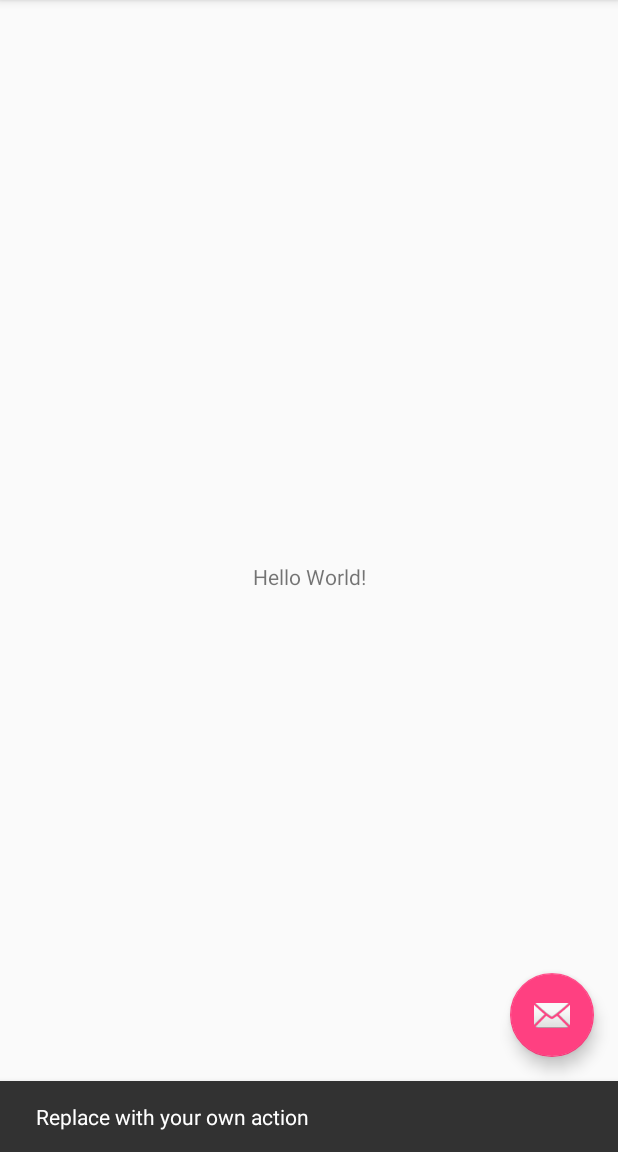
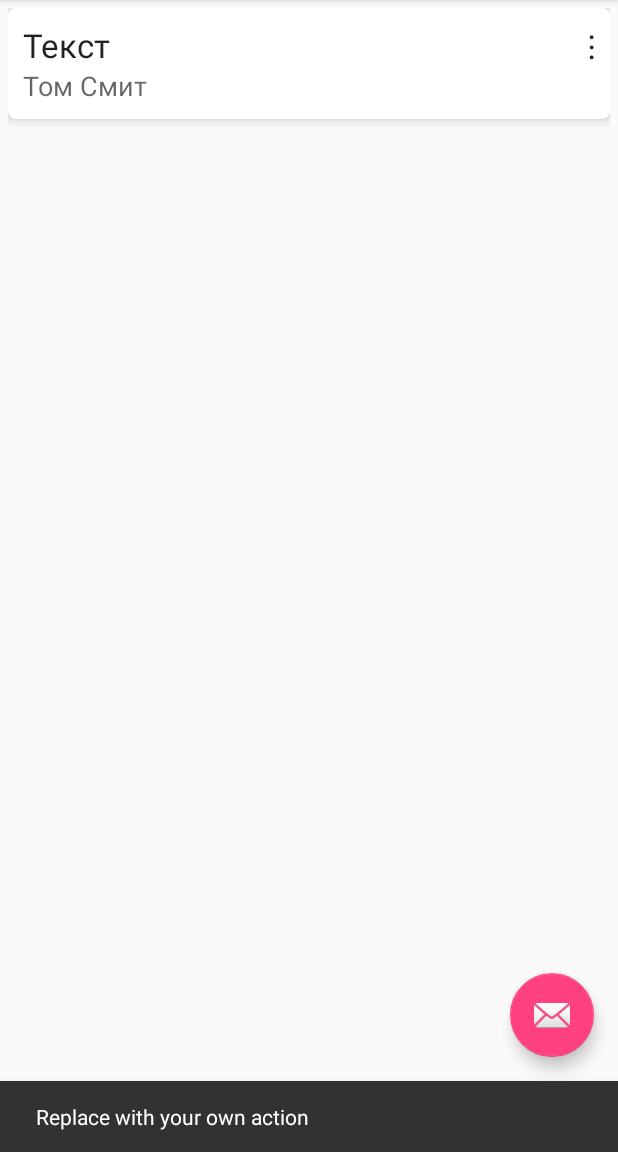
Before and after one commit to ultimatum424/NewTodoList, an Android app: the screen it shows after launch (MainActivity), after a tap on an icon or button, on a phone screen of 412 x 824 dp, the part 84-1236 px from its top. Run offline under Robolectric (Android 15) with nearby library versions, the phone set to English and light mode, and no system bars.

Commit message:
Add Adapter for List

```diff
--- a/app/build.gradle
+++ b/app/build.gradle
@@ -26,6 +26,8 @@ dependencies {
     })
     compile 'com.android.support:appcompat-v7:25.3.0'
     compile 'com.android.support.constraint:constraint-layout:1.0.2'
+    compile 'com.android.support:cardview-v7:21.0.+'
+    compile 'com.android.support:recyclerview-v7:21.0.+'
     compile 'com.android.support:design:25.3.0'
     testCompile 'junit:junit:4.12'
 }
--- a/app/src/main/AndroidManifest.xml
+++ b/app/src/main/AndroidManifest.xml
@@ -19,6 +19,7 @@
                 <category android:name="android.intent.category.LAUNCHER" />
             </intent-filter>
         </activity>
+        <activity android:name=".UserActivity"></activity>
     </application>
 
 </manifest>
--- a/app/src/main/java/com/example/ultim/newtodolist/DataBase/DatabaseAdapter.java
+++ b/app/src/main/java/com/example/ultim/newtodolist/DataBase/DatabaseAdapter.java
@@ -33,7 +33,7 @@ public class DatabaseAdapter {
     }
 
     private Cursor getAllEntries(){
-        String[] columns = new String[] {DatabaseHelper.COLUMN_ID, DatabaseHelper.COLUMN_TEXT, DatabaseHelper.COLUMN_TEXT,
+        String[] columns = new String[] {DatabaseHelper.COLUMN_ID, DatabaseHelper.COLUMN_TITLE, DatabaseHelper.COLUMN_TEXT,
                 DatabaseHelper.COLUMN_DATE, DatabaseHelper.COLUMN_PRIORITY, DatabaseHelper.COLUMN_IS_DONE};
         return database.query(DatabaseHelper.TABLE, columns, null, null, null, null, null);
     }
--- a/app/src/main/java/com/example/ultim/newtodolist/DataBase/DatabaseHelper.java
+++ b/app/src/main/java/com/example/ultim/newtodolist/DataBase/DatabaseHelper.java
@@ -10,7 +10,7 @@ import android.database.sqlite.SQLiteOpenHelper;
 
 public class DatabaseHelper extends SQLiteOpenHelper {
 
-    private static final String DATABASE_NAME = "userstore.db"; // название бд
+    private static final String DATABASE_NAME = "todo_st.db"; // название бд
     private static final int SCHEMA = 1; // версия базы данных
     static final String TABLE = "todo"; // название таблицы в бд
     // названия столбцов
@@ -35,8 +35,13 @@ public class DatabaseHelper extends SQLiteOpenHelper {
                 + COLUMN_PRIORITY + " TEXT, "
                 + COLUMN_IS_DONE + " INTEGER);");
         // добавление начальных данных
-        //db.execSQL("INSERT INTO "+ TABLE +" (" + COLUMN_NAME
-      //          + ", " + COLUMN_YEAR  + ") VALUES ('Том Смит', 1981);");
+        db.execSQL("INSERT INTO "+ TABLE
+                +" (" + COLUMN_TITLE
+               + ", " + COLUMN_TEXT
+                + ", " + COLUMN_DATE
+                + ", " + COLUMN_PRIORITY
+                + ", " + COLUMN_IS_DONE
+                +  ")  VALUES ('Том Смит', 'Текст', 1865, 'good', 0);");
     }
 
     @Override
--- a/app/src/main/java/com/example/ultim/newtodolist/DataBase/TodoTask.java
+++ b/app/src/main/java/com/example/ultim/newtodolist/DataBase/TodoTask.java
@@ -10,7 +10,7 @@ public class TodoTask {
     private String text;
     private int date;
     private String priority;
-    private boolean isDone;
+    private int isDone;
 
     public TodoTask(long id, String title, String text, int date, String priority, int isDone) {
         this.id = id;
@@ -41,7 +41,7 @@ public class TodoTask {
         return priority;
     }
 
-    public boolean isDone() {
+    public int isDone() {
         return isDone;
     }
 
--- a/app/src/main/java/com/example/ultim/newtodolist/MainActivity.java
+++ b/app/src/main/java/com/example/ultim/newtodolist/MainActivity.java
@@ -1,23 +1,55 @@
 package com.example.ultim.newtodolist;
 
+import android.content.Intent;
 import android.os.Bundle;
 import android.support.design.widget.FloatingActionButton;
 import android.support.design.widget.Snackbar;
 import android.support.v7.app.AppCompatActivity;
+import android.support.v7.widget.LinearLayoutManager;
+import android.support.v7.widget.RecyclerView;
 import android.support.v7.widget.Toolbar;
 import android.view.View;
 import android.view.Menu;
 import android.view.MenuItem;
+import android.widget.AdapterView;
+import android.widget.ArrayAdapter;
+import android.widget.ListView;
+
+import com.example.ultim.newtodolist.DataBase.DatabaseAdapter;
+import com.example.ultim.newtodolist.DataBase.TodoTask;
+
+import java.util.List;
 
 public class MainActivity extends AppCompatActivity {
-
+    private RecyclerView mRecyclerView;
+    private RecyclerView.Adapter mAdapter;
+    private RecyclerView.LayoutManager mLayoutManager;
     @Override
     protected void onCreate(Bundle savedInstanceState) {
         super.onCreate(savedInstanceState);
         setContentView(R.layout.activity_main);
         Toolbar toolbar = (Toolbar) findViewById(R.id.toolbar);
         setSupportActionBar(toolbar);
+        mRecyclerView = (RecyclerView) findViewById(R.id.recyclerView);
+        mRecyclerView.setHasFixedSize(true);
+        mLayoutManager = new LinearLayoutManager(this);
+        mRecyclerView.setLayoutManager(mLayoutManager);
 
+        //userList = (RecyclerView) findViewById(R.id.recyclerView);
+/*
+        userList.setOnItemClickListener(new AdapterView.OnItemClickListener() {
+            @Override
+            public void onItemClick(AdapterView<?> parent, View view, int position, long id) {
+                TodoTask todoTask = arrayAdapter.getItem(position);
+                if(todoTask!=null) {
+                    Intent intent = new Intent(getApplicationContext(), UserActivity.class);
+                    intent.putExtra("id", todoTask.getId());
+                    intent.putExtra("click", 25);
+                    startActivity(intent);
+                }
+            }
+        });
+*/
         FloatingActionButton fab = (FloatingActionButton) findViewById(R.id.fab);
         fab.setOnClickListener(new View.OnClickListener() {
             @Override
@@ -26,6 +58,7 @@ public class MainActivity extends AppCompatActivity {
                         .setAction("Action", null).show();
             }
         });
+
     }
 
     @Override
@@ -49,4 +82,24 @@ public class MainActivity extends AppCompatActivity {
 
         return super.onOptionsItemSelected(item);
     }
+
+    @Override
+    public void onResume() {
+        super.onResume();
+
+        DatabaseAdapter adapter = new DatabaseAdapter(this);
+        adapter.open();
+        //adapter.insert(new TodoTask(0, "Заголовок", "Текса", 21052016, "Высокий", 1));
+        adapter.delete(5);
+        List<TodoTask> mTasks = adapter.getTodoTasks();
+        adapter.close();
+        mAdapter = new RecyclerAdapter(mTasks);
+        mRecyclerView.setAdapter(mAdapter);
+
+    }
+
+    public void add(View view){
+      //  Intent intent = new Intent(this, UserActivity.class);
+        //startActivity(intent);
+    }
 }
--- /dev/null
+++ b/app/src/main/java/com/example/ultim/newtodolist/RecyclerAdapter.java
@@ -0,0 +1,59 @@
+package com.example.ultim.newtodolist;
+
+import android.support.v7.widget.RecyclerView;
+import android.view.LayoutInflater;
+import android.view.View;
+import android.view.ViewGroup;
+import android.widget.TextView;
+
+import com.example.ultim.newtodolist.DataBase.TodoTask;
+
+import java.util.ArrayList;
+import java.util.List;
+
+/**
+ * Created by Ultim on 14.04.2017.
+ */
+
+public class RecyclerAdapter extends RecyclerView.Adapter<RecyclerAdapter.ViewHolder>{
+    private List<TodoTask> mListTask;
+
+    public static class ViewHolder extends RecyclerView.ViewHolder {
+        TextView mTextText;
+        TextView mTextTitle;
+
+
+
+        public ViewHolder(View itemView) {
+            super(itemView);
+            mTextText = (TextView) itemView.findViewById(R.id.info_text);
+            mTextTitle = (TextView) itemView.findViewById(R.id.title_text);
+        }
+    }
+
+    public RecyclerAdapter(List<TodoTask> listAdapter)
+    {
+        mListTask = listAdapter;
+    }
+
+    @Override
+    public RecyclerAdapter.ViewHolder onCreateViewHolder(ViewGroup parent, int viewType) {
+
+        View v = LayoutInflater.from(parent.getContext())
+                .inflate(R.layout.todo_list_item, parent, false);
+
+        ViewHolder vh = new ViewHolder(v);
+        return vh;
+    }
+
+    @Override
+    public void onBindViewHolder(ViewHolder holder, int position) {
+        holder.mTextText.setText(mListTask.get(position).getTitle());
+        holder.mTextTitle.setText(mListTask.get(position).getText());
+    }
+
+    @Override
+    public int getItemCount() {
+        return mListTask.size();
+    }
+}
--- a/app/src/main/res/layout/activity_main.xml
+++ b/app/src/main/res/layout/activity_main.xml
@@ -20,7 +20,8 @@
 
     </android.support.design.widget.AppBarLayout>
 
-    <include layout="@layout/content_main" />
+    <include
+        layout="@layout/content_main" />
 
     <android.support.design.widget.FloatingActionButton
         android:id="@+id/fab"
--- a/app/src/main/res/layout/content_main.xml
+++ b/app/src/main/res/layout/content_main.xml
@@ -1,20 +1,16 @@
 <?xml version="1.0" encoding="utf-8"?>
-<android.support.constraint.ConstraintLayout xmlns:android="http://schemas.android.com/apk/res/android"
-    xmlns:app="http://schemas.android.com/apk/res-auto"
+<RelativeLayout xmlns:android="http://schemas.android.com/apk/res/android"
     xmlns:tools="http://schemas.android.com/tools"
+    android:id="@+id/activity_main"
     android:layout_width="match_parent"
     android:layout_height="match_parent"
-    app:layout_behavior="@string/appbar_scrolling_view_behavior"
-    tools:context="com.example.ultim.newtodolist.MainActivity"
-    tools:showIn="@layout/activity_main">
+    tools:context="com.example.ultim.newtodolist.MainActivity">
 
-    <TextView
-        android:layout_width="wrap_content"
-        android:layout_height="wrap_content"
-        android:text="Hello World!"
-        app:layout_constraintBottom_toBottomOf="parent"
-        app:layout_constraintLeft_toLeftOf="parent"
-        app:layout_constraintRight_toRightOf="parent"
-        app:layout_constraintTop_toTopOf="parent" />
-
-</android.support.constraint.ConstraintLayout>
+    <android.support.v7.widget.RecyclerView
+        android:layout_width="match_parent"
+        android:layout_height="match_parent"
+        android:id="@+id/recyclerView"
+        android:scrollbars="vertical"
+        android:layout_marginTop="56dp">
+    </android.support.v7.widget.RecyclerView>
+</RelativeLayout>
--- /dev/null
+++ b/app/src/main/res/layout/todo_list_item.xml
@@ -0,0 +1,50 @@
+<LinearLayout xmlns:android="http://schemas.android.com/apk/res/android"
+    xmlns:card_view="http://schemas.android.com/apk/res-auto"
+    xmlns:tools="http://schemas.android.com/tools"
+    android:layout_width="match_parent"
+    android:layout_height="wrap_content"
+    android:gravity="center"
+    android:orientation="vertical"
+    android:padding="5dp">
+    <!-- A CardView that contains a TextView -->
+    <android.support.v7.widget.CardView
+        android:id="@+id/card_view"
+        android:layout_width="match_parent"
+        android:layout_height="wrap_content"
+        android:layout_gravity="center"
+        android:layout_marginBottom="5dp"
+        card_view:cardCornerRadius="5dp"
+        card_view:cardElevation="5dp"
+        card_view:contentPadding="10dp">
+
+        <RelativeLayout
+            android:layout_width="match_parent"
+            android:layout_height="wrap_content"
+            android:orientation="vertical">
+
+            <TextView
+                android:id="@+id/title_text"
+                android:layout_width="match_parent"
+                android:layout_height="wrap_content"
+                android:text="Your Heading"
+                android:textAppearance="?android:textAppearanceLarge"/>
+
+            <TextView
+                android:id="@+id/info_text"
+                android:layout_width="match_parent"
+                android:layout_height="wrap_content"
+                android:layout_below="@id/title_text"
+                android:text="Lorem ipsum dolor sit amet, consectetur adipiscing elit. Morbi molestie nisi dui. "
+                android:textAppearance="?android:textAppearanceMedium"/>
+
+            <TextView
+                android:id="@+id/textViewOptions"
+                android:layout_width="wrap_content"
+                android:layout_height="wrap_content"
+                android:layout_alignParentRight="true"
+                android:layout_alignParentTop="true"
+                android:text="&#8942;"
+                android:textAppearance="?android:textAppearanceLarge" />
+        </RelativeLayout>
+    </android.support.v7.widget.CardView>
+</LinearLayout>
--- /dev/null
+++ b/app/src/main/res/menu/options_menu.xml
@@ -0,0 +1,17 @@
+<?xml version="1.0" encoding="utf-8"?>
+<menu xmlns:android="http://schemas.android.com/apk/res/android">
+
+    <item
+        android:id="@+id/menu1"
+        android:title="Menu 1" />
+
+    <item
+        android:id="@+id/menu2"
+        android:title="Menu 2" />
+
+    <item
+        android:id="@+id/menu3"
+        android:title="Menu 3" />
+
+
+</menu>
```
